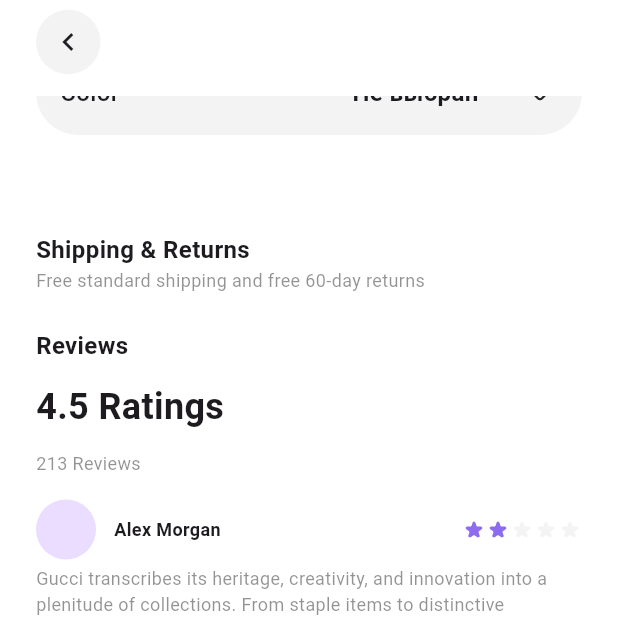
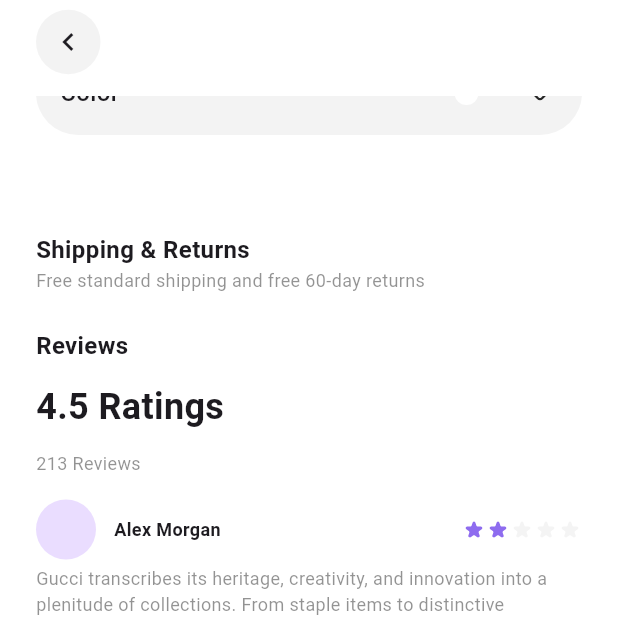
Before and after one commit to Alibek0102/auth_screen, a Flutter app: the ProductDetailsScreen screen opened directly with empty values, scrolled down 456 dp, on a phone screen of 412 x 824 dp, the top half of it. Run offline on Flutter 3.47's test engine with Material 3 defaults, Android fonts, the phone set to English and light mode, and no system bars; our stand-ins replace auto_route, dio, flutter_bloc, flutter_svg, freezed_annotation, get_it and 3 more; accounts and stored records are empty; network calls fail.

Commit message:
details proccess

```diff
--- a/lib/core/di/service_locator.dart
+++ b/lib/core/di/service_locator.dart
@@ -6,7 +6,7 @@ import 'package:auth_screen/futures/home/bloc/catagories/categories_bloc.dart';
 import 'package:auth_screen/futures/home/bloc/products/products_bloc.dart';
 import 'package:auth_screen/futures/home/domain/repository/category_repository_impl.dart';
 import 'package:auth_screen/futures/home/domain/repository/products_repository_impl.dart';
-import 'package:auth_screen/futures/product_details/presentation/blocs/product_details_cubit.dart';
+import 'package:auth_screen/futures/product_details/presentation/blocs/details_cubit.dart';
 import 'package:auth_screen/futures/profile/bloc/profile_bloc.dart';
 import 'package:auth_screen/futures/profile/domain/repository/user_repository_impl.dart';
 import 'package:auth_screen/futures/splash_screen/data/datasources/token_datasource.dart';
@@ -59,5 +59,6 @@ Future<void> setupServiceLocator() async {
   getIt.registerFactory(() => LoginCubit(saveToken: getIt.get<SaveToken>()));
   getIt.registerSingleton(SplashCubit(getToken: getIt.get<GetToken>()));
   getIt.registerSingleton(CartCubit());
-  getIt.registerFactory(() => ProductDetailsCubit());
+
+  getIt.registerFactory(() => DetailsCubit());
 }
--- /dev/null
+++ b/lib/futures/product_details/presentation/blocs/details_cubit.dart
@@ -0,0 +1,13 @@
+import 'package:flutter_bloc/flutter_bloc.dart';
+import 'package:freezed_annotation/freezed_annotation.dart';
+
+part 'details_state.dart';
+part 'details_cubit.freezed.dart';
+
+class DetailsCubit extends Cubit<DetailsState> {
+  DetailsCubit() : super(const DetailsState(size: "M"));
+
+  void onChangeSize() {
+    emit(state.copyWith(size: 'L'));
+  }
+}
--- /dev/null
+++ b/lib/futures/product_details/presentation/blocs/details_state.dart
@@ -0,0 +1,6 @@
+part of 'details_cubit.dart';
+
+@freezed
+class DetailsState with _$DetailsState {
+  const factory DetailsState({required String size}) = _DetailsState;
+}
--- a/lib/futures/product_details/presentation/blocs/product_details_state.dart
+++ /dev/null
@@ -1,7 +0,0 @@
-part of 'product_details_cubit.dart';
-
-@freezed
-class ProductDetailsState with _$ProductDetailsState {
-  const factory ProductDetailsState({String? size, String? color}) =
-      _ProductDetailsState;
-}
--- a/lib/futures/product_details/presentation/common/color_selector.dart
+++ b/lib/futures/product_details/presentation/common/color_selector.dart
@@ -1,4 +1,5 @@
 import 'package:auth_screen/extensions/sized_box_by_int.dart';
+import 'package:auth_screen/extensions/string_extension.dart';
 import 'package:flutter/material.dart';
 import 'package:flutter_svg/svg.dart';
 
@@ -19,7 +20,7 @@ class ColorSelector extends StatelessWidget {
                 height: 16,
                 child: DecoratedBox(
                     decoration: BoxDecoration(
-                        color: Colors.red,
+                        color: value?.toColor(),
                         borderRadius: BorderRadius.circular(16 / 2))))
             : Text(
                 value ?? 'Не выбран',
--- a/lib/futures/product_details/presentation/screens/product_details_screen.dart
+++ b/lib/futures/product_details/presentation/screens/product_details_screen.dart
@@ -4,7 +4,7 @@ import 'package:auth_screen/extensions/sized_box_by_int.dart';
 import 'package:auth_screen/futures/cart/domain/entities/cart_product_entity.dart';
 import 'package:auth_screen/futures/cart/presentation/%20blocs/cart_cubit.dart';
 import 'package:auth_screen/futures/home/domain/entity/product_entity.dart';
-import 'package:auth_screen/futures/product_details/presentation/blocs/product_details_cubit.dart';
+import 'package:auth_screen/futures/product_details/presentation/blocs/details_cubit.dart';
 import 'package:auth_screen/futures/product_details/presentation/common/add_to_cart_button.dart';
 import 'package:auth_screen/futures/product_details/presentation/common/color_selector.dart';
 import 'package:auth_screen/futures/product_details/presentation/common/colors_modal_view.dart';
@@ -36,10 +36,7 @@ class ProductDetailsScreen extends StatelessWidget {
             context.router.back();
           },
         ),
-        body: BlocBuilder<ProductDetailsCubit, ProductDetailsState>(
-          bloc: getIt.get<ProductDetailsCubit>(),
-          builder: (context, detailsState) {
-            return BlocBuilder<CartCubit, CartState>(
+        body: BlocBuilder<CartCubit, CartState>(
           bloc: getIt.get<CartCubit>(),
           builder: (context, cartState) {
             final productInCart = cartState.maybeWhen(
@@ -53,7 +50,10 @@ class ProductDetailsScreen extends StatelessWidget {
 
             return Column(
               children: [
-                    Expanded(
+                BlocBuilder<DetailsCubit, DetailsState>(
+                  bloc: getIt.get<DetailsCubit>(),
+                  builder: (context, detailsState) {
+                    return Expanded(
                       child: ListView(
                         children: [
                           ImageCarousel(
@@ -68,7 +68,7 @@ class ProductDetailsScreen extends StatelessWidget {
                                   OptionsContainer(
                                     containerKey: 'Size',
                                     containerChild: SizeSelector(
-                                      value: detailsState.size,
+                                      value: 'M',
                                       onShow: () {
                                         showModalBottomSheet(
                                             clipBehavior: Clip.hardEdge,
@@ -76,10 +76,9 @@ class ProductDetailsScreen extends StatelessWidget {
                                             builder: (BuildContext context) {
                                               return SizesModalView(
                                                 onTap: (value) {
-                                                  getIt
-                                                      .get<
-                                                          ProductDetailsCubit>()
-                                                      .changeSize(size: value);
+                                                  // getIt
+                                                  //     .get<ProductDetailsCubit>()
+                                                  //     .changeSize(size: value);
                                                 },
                                               );
                                             });
@@ -98,7 +97,7 @@ class ProductDetailsScreen extends StatelessWidget {
                                               return const ColorsModalView();
                                             });
                                       },
-                                      value: detailsState.size,
+                                      value: '#ffffff',
                                     ),
                                   ),
                                 ]
@@ -137,21 +136,19 @@ class ProductDetailsScreen extends StatelessWidget {
                           10.height,
                         ],
                       ),
+                    );
+                  },
                 ),
                 productInCart == null
                     ? AddToCartButton(
                         onTap: () {
-                              getIt
-                                  .get<CartCubit>()
-                                  .increment(product: product);
+                          getIt.get<CartCubit>().increment(product: product);
                         },
                       )
                     : 0.height
               ],
             );
           },
-            );
-          },
         ));
   }
 }
```
Also changed, not shown: lib/futures/product_details/presentation/blocs/product_details_cubit.dart (deleted, +0 -18 lines), lib/futures/product_details/presentation/blocs/details_cubit.freezed.dart (added), lib/futures/product_details/presentation/blocs/product_details_cubit.freezed.dart (deleted). Lines whose indentation alone changed are shown as unchanged.
